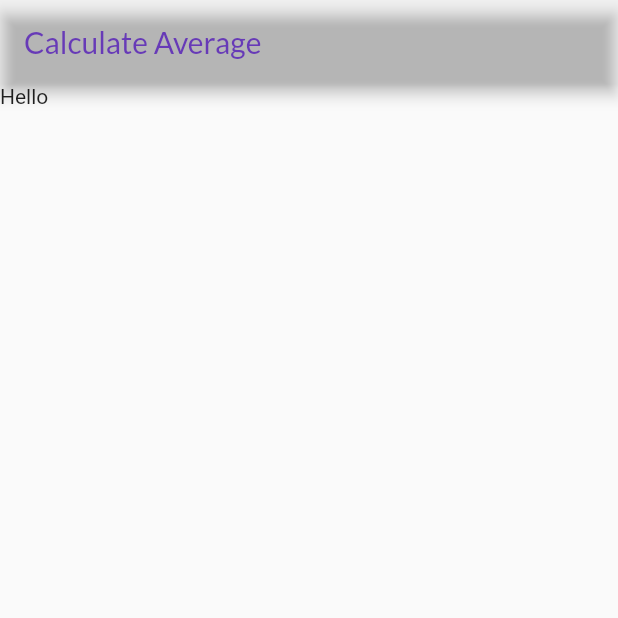
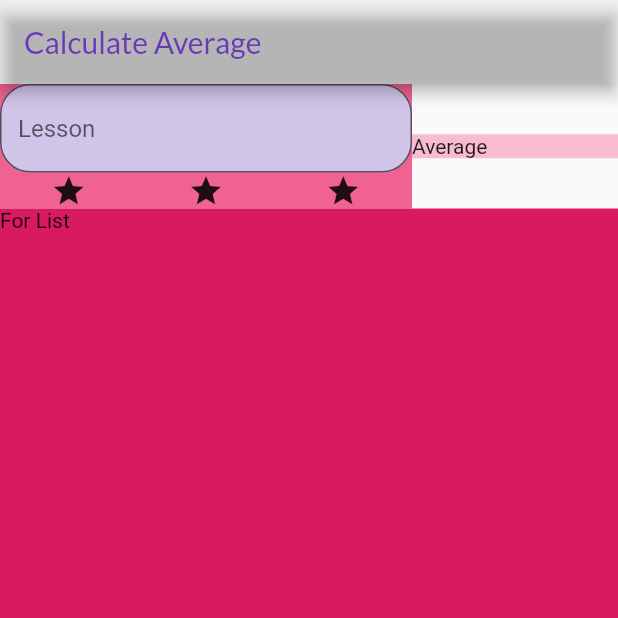
Before and after one commit to algonacci/flutter-grade-calculator, a Flutter app: the screen it shows after launch, on a phone screen of 412 x 824 dp, the top half of it. Run offline on Flutter 3.47's test engine with Material 2 defaults, Android fonts, the phone set to English and light mode, and no system bars; our stand-ins replace google_fonts.

Commit message:
create a text form field

```diff
--- a/lib/main_page.dart
+++ b/lib/main_page.dart
@@ -9,6 +9,7 @@ class MainPage extends StatefulWidget {
 }
 
 class _MainPageState extends State<MainPage> {
+  var formKey = GlobalKey<FormState>();
   @override
   Widget build(BuildContext context) {
     return Scaffold(
@@ -19,7 +20,69 @@ class _MainPageState extends State<MainPage> {
           style: Constants.textStyle,
         ),
       ),
-      body: Text('Hello'),
+      body: Column(
+        crossAxisAlignment: CrossAxisAlignment.stretch,
+        children: [
+          Row(
+            children: [
+              Expanded(
+                flex: 2,
+                child: Container(
+                  child: createForm(),
+                  color: Colors.pink.shade300,
+                ),
+              ),
+              Expanded(
+                flex: 1,
+                child: Container(
+                  child: Text(
+                    'Average',
+                  ),
+                  color: Colors.pink.shade100,
+                ),
+              ),
+            ],
+          ),
+          Expanded(
+            child: Container(
+              child: Text(
+                'For List',
+              ),
+              color: Colors.pink.shade600,
+            ),
+          ),
+        ],
+      ),
+    );
+  }
+
+  Widget createForm() {
+    return Form(
+      key: formKey,
+      child: Column(
+        children: [
+          createTextFormField(),
+          Row(
+            mainAxisAlignment: MainAxisAlignment.spaceAround,
+            children: [
+              Icon(Icons.grade),
+              Icon(Icons.grade),
+              Icon(Icons.grade),
+            ],
+          )
+        ],
+      ),
+    );
+  }
+
+  Widget createTextFormField() {
+    return TextFormField(
+      decoration: InputDecoration(
+        border: OutlineInputBorder(borderRadius: BorderRadius.circular(20)),
+        hintText: 'Lesson',
+        filled: true,
+        fillColor: Constants.mainColor.shade100,
+      ),
     );
   }
 }
```
